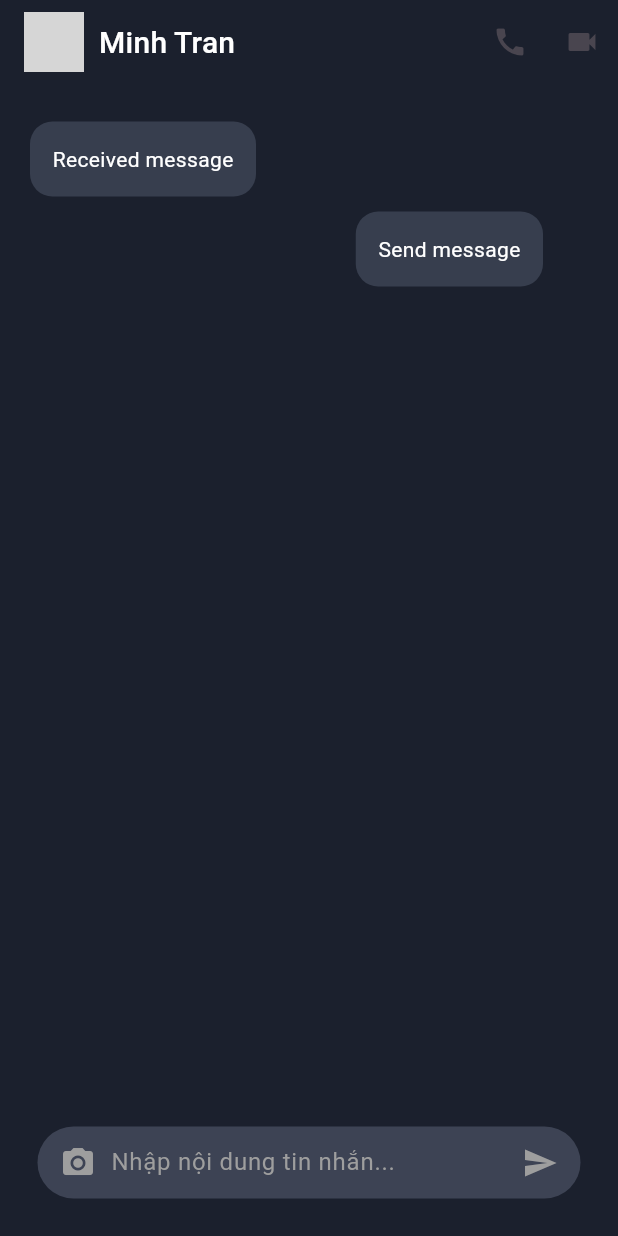
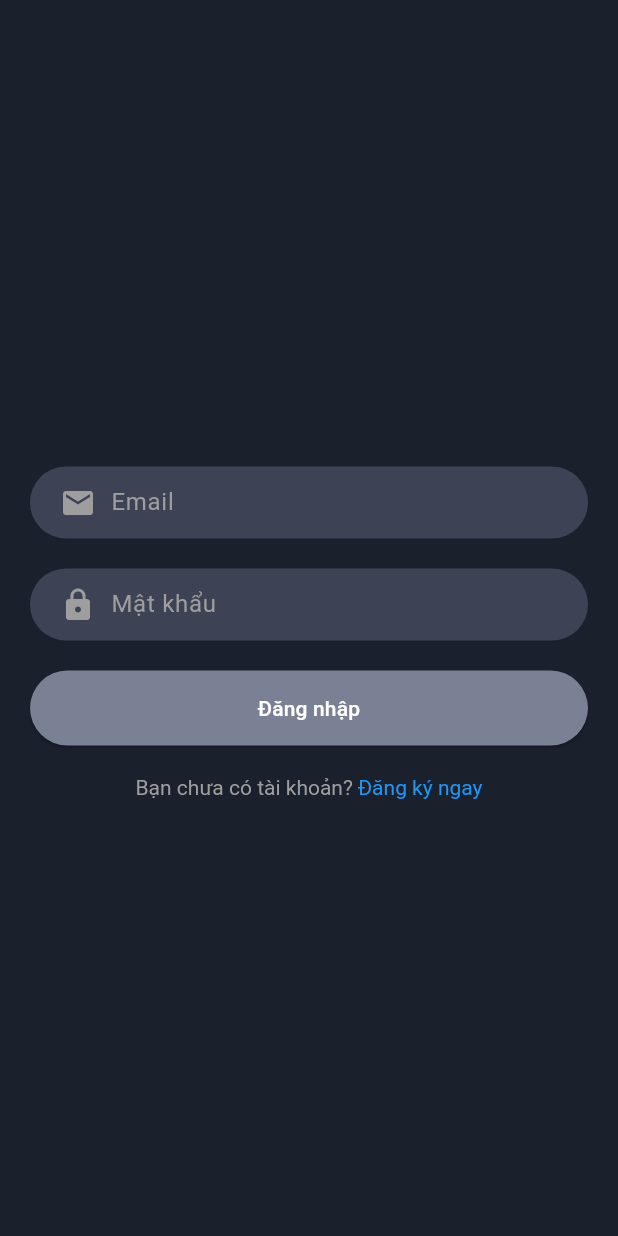
Before and after one commit to minh261002/Chat-App, a Flutter app: the screen it shows after launch, on a phone screen of 412 x 824 dp. Run offline on Flutter 3.47's test engine with Material 3 defaults, Android fonts, the phone set to English and light mode, and no system bars; our stand-ins replace google_fonts; grey boxes are pictures that could not be loaded.

Commit message:
Add login and registration pages; update main app entry point to use LoginPage

```diff
--- /dev/null
+++ b/lib/login_page.dart
@@ -0,0 +1,109 @@
+import 'package:chatapp/core/theme.dart';
+import 'package:flutter/material.dart';
+
+class LoginPage extends StatefulWidget {
+  const LoginPage({super.key});
+
+  @override
+  State<LoginPage> createState() => _LoginPageState();
+}
+
+class _LoginPageState extends State<LoginPage> {
+  final TextEditingController _emailController = TextEditingController();
+  final TextEditingController _passwordController = TextEditingController();
+
+  @override
+  Widget build(BuildContext context) {
+    return Scaffold(
+      body: Center(
+        child: Padding(
+          padding: const EdgeInsets.all(20),
+          child: Column(
+            mainAxisAlignment: MainAxisAlignment.center,
+            crossAxisAlignment: CrossAxisAlignment.stretch,
+            children: [
+              SizedBox(height: 20),
+              _buildTextInput('Email', Icons.email, _emailController),
+              SizedBox(height: 20),
+              _buildTextInput(
+                'Mật khẩu',
+                Icons.lock,
+                _passwordController,
+                isPassowrd: true,
+              ),
+              SizedBox(height: 20),
+              _buildLoginButton(),
+              SizedBox(height: 20),
+              _buildLoginPrompt(),
+            ],
+          ),
+        ),
+      ),
+    );
+  }
+
+  Widget _buildLoginPrompt() {
+    return Center(
+      child: GestureDetector(
+        onTap: () {},
+        child: RichText(
+          text: TextSpan(
+            text: 'Bạn chưa có tài khoản?',
+            style: TextStyle(color: Colors.grey),
+            children: [
+              TextSpan(
+                text: ' Đăng ký ngay',
+                style: TextStyle(color: Colors.blue),
+              ),
+            ],
+          ),
+        ),
+      ),
+    );
+  }
+
+  Widget _buildLoginButton() {
+    return ElevatedButton(
+      onPressed: () {},
+      style: ElevatedButton.styleFrom(
+        backgroundColor: DefaultColors.buttonColor,
+        shape: RoundedRectangleBorder(borderRadius: BorderRadius.circular(25)),
+        padding: EdgeInsets.symmetric(vertical: 15),
+      ),
+      child: Text('Đăng nhập', style: TextStyle(color: Colors.white)),
+    );
+  }
+
+  Widget _buildTextInput(
+    String hint,
+    IconData icon,
+    TextEditingController controller, {
+    bool isPassowrd = false,
+  }) {
+    return Container(
+      decoration: BoxDecoration(
+        color: DefaultColors.sentMessageInput,
+        borderRadius: BorderRadius.circular(25),
+      ),
+      padding: EdgeInsets.symmetric(horizontal: 20),
+      child: Row(
+        children: [
+          Icon(icon, color: Colors.grey),
+          SizedBox(width: 10),
+          Expanded(
+            child: TextField(
+              controller: controller,
+              obscureText: isPassowrd,
+              decoration: InputDecoration(
+                hintText: hint,
+                hintStyle: TextStyle(color: Colors.grey),
+                border: InputBorder.none,
+              ),
+              style: TextStyle(color: Colors.white),
+            ),
+          ),
+        ],
+      ),
+    );
+  }
+}
--- a/lib/main.dart
+++ b/lib/main.dart
@@ -1,6 +1,6 @@
-import 'package:chatapp/chat_page.dart';
 import 'package:chatapp/core/theme.dart';
-import 'package:chatapp/message_page.dart';
+import 'package:chatapp/login_page.dart';
+import 'package:chatapp/register_page.dart';
 import 'package:flutter/material.dart';
 
 void main() {
@@ -16,7 +16,7 @@ class MyApp extends StatelessWidget {
       title: 'Flutter Demo',
       theme: AppTheme.darkTheme,
       debugShowCheckedModeBanner: false,
-      home: ChatPage(),
+      home: LoginPage(),
     );
   }
 }
```
Also changed, not shown: lib/register_page.dart (added, +115 -0 lines).
